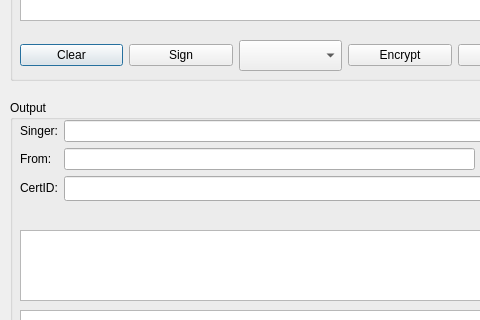
First picture: the form in qt/assistantdialog.ui, repository bitbaba/bitmail, before the edit; both pictures show x 0 to 480 and y 170 to 490 of the 600 by 700 pixel window.
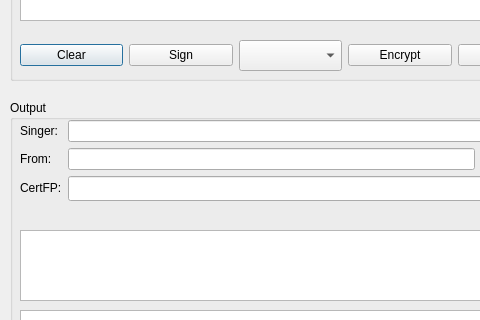
Second picture: the form after the edit.

```diff
--- a/qt/assistantdialog.ui
+++ b/qt/assistantdialog.ui
@@ -148,7 +148,7 @@
      <item row="2" column="0">
       <widget class="QLabel" name="lbCertId">
        <property name="text">
-        <string>CertID:</string>
+        <string>CertFP:</string>
        </property>
       </widget>
      </item>
```
